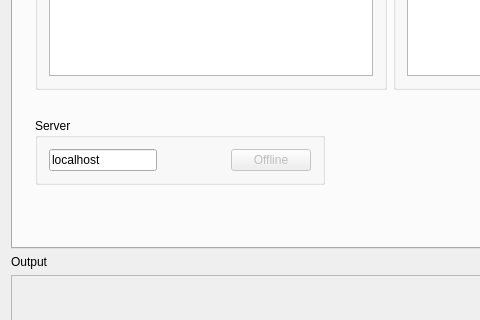
Above: mainwindow.ui from debelyoo/catamaran-ui before the change; both pictures show x 0 to 480 and y 322 to 642 of the 1360 by 730 pixel window. Below: the same form after it.
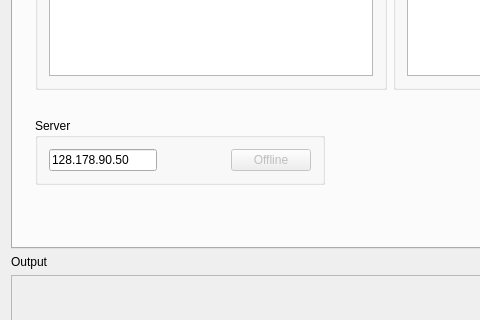
That is the form after the change. The open tabs and pages were chosen to show the change. Icons and pictures are not drawn.

The edit to the form file:
```diff
--- a/mainwindow.ui
+++ b/mainwindow.ui
@@ -1518,7 +1518,7 @@
               <item>
                <widget class="QLineEdit" name="backendAddressField">
                 <property name="text">
-                 <string>localhost</string>
+                 <string>128.178.90.50</string>
                 </property>
                </widget>
               </item>
```
